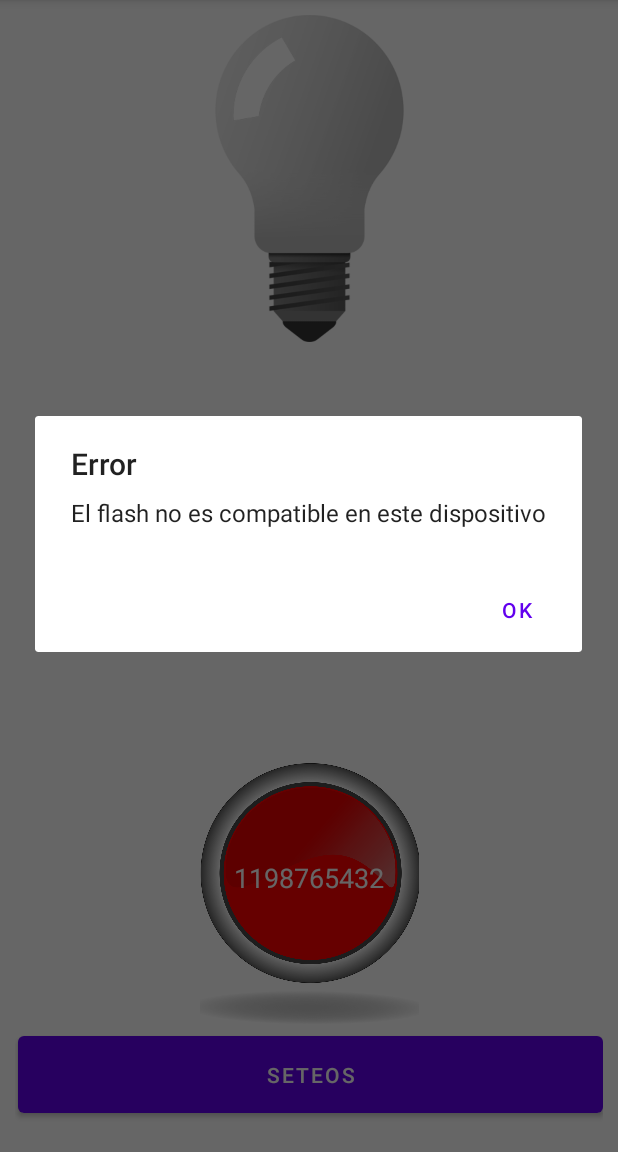
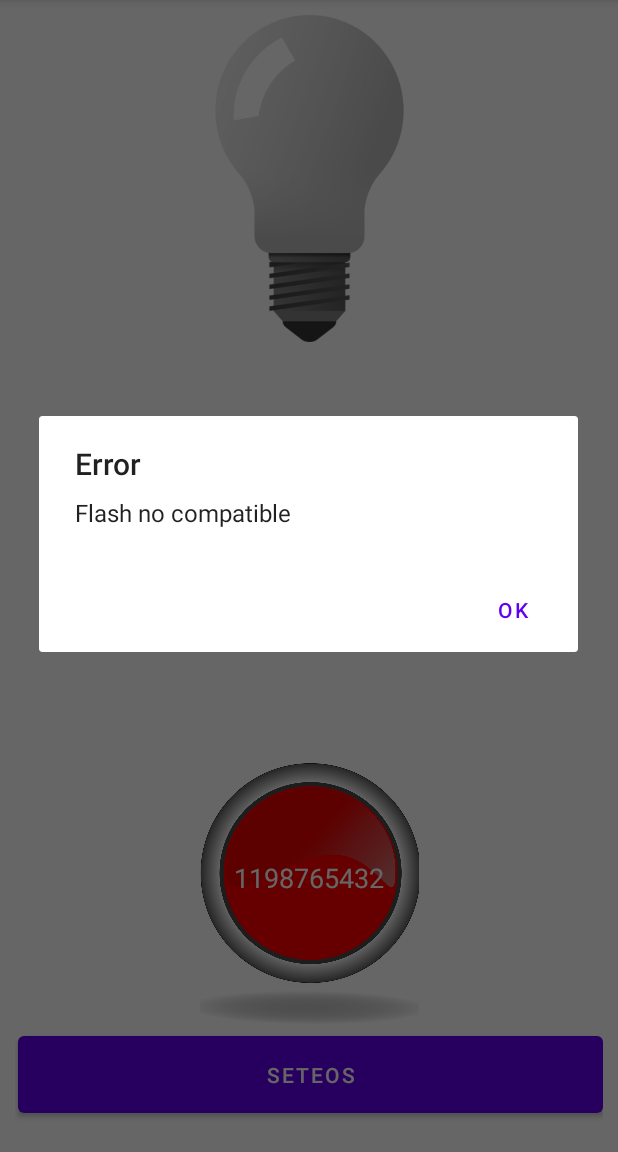
Before and after one commit to twinik/TP06, an Android app: the screen it shows after launch (MainActivity), after a tap on an icon or button, on a phone screen of 412 x 824 dp, the part 84-1236 px from its top. Run offline under Robolectric (Android 15) with nearby library versions, the phone set to English and light mode, and no system bars.

Commit message:
commit 7/8

```diff
--- a/app/src/main/java/com/tobiaswinik/tp06/fragments/ButtonsFragment.java
+++ b/app/src/main/java/com/tobiaswinik/tp06/fragments/ButtonsFragment.java
@@ -57,23 +57,19 @@ public class ButtonsFragment extends Fragment {
         }
 
         actividadContenedora = (MainActivity) getActivity();
-        phonenumber = actividadContenedora.getTelefono();
+        if (actividadContenedora!=null){
+            phonenumber = actividadContenedora.getTelefono();
+        }
 
         ObtenerReferencias();
         SetearListeners();
         tvNumeroTelefonico.setText(phonenumber);
 
         pm  =  getActivity().getPackageManager();
-        if (ActivityCompat.checkSelfPermission(getActivity(), Manifest.permission.CAMERA) != PackageManager.PERMISSION_GRANTED && ActivityCompat.checkSelfPermission(getActivity(), Manifest.permission.ACCESS_COARSE_LOCATION) != PackageManager.PERMISSION_GRANTED) {
-            ActivityCompat.requestPermissions(getActivity(), new String[]{Manifest.permission.CAMERA,}, 1000);
-        } else {
-            if (pm.hasSystemFeature(PackageManager.FEATURE_CAMERA_FLASH)){
-                manager = (CameraManager) getActivity().getSystemService(Context.CAMERA_SERVICE);
-                compatible = true;
-            }
+        if (pm.hasSystemFeature(PackageManager.FEATURE_CAMERA_FLASH)) {
+            manager = (CameraManager) getActivity().getSystemService(Context.CAMERA_SERVICE);
+            compatible = true;
         }
-
-
 
         return layoutRoot;
     }
@@ -118,7 +114,7 @@ public class ButtonsFragment extends Fragment {
             } else {
                 AlertDialog.Builder builder = new AlertDialog.Builder(getActivity());
                 builder.setTitle("Error");
-                builder.setMessage("El flash no es compatible en este dispositivo");
+                builder.setMessage("Flash no compatible");
                 builder.setPositiveButton("OK", new DialogInterface.OnClickListener() {
                     @Override
                     public void onClick(DialogInterface dialog, int which) {
```
